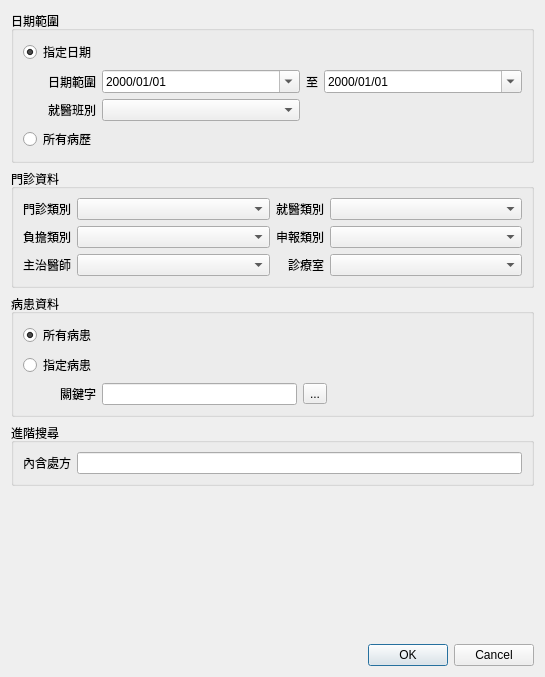
picacat/pyMedical, file ui/dialog_medical_record_list.ui: the form before one commit.
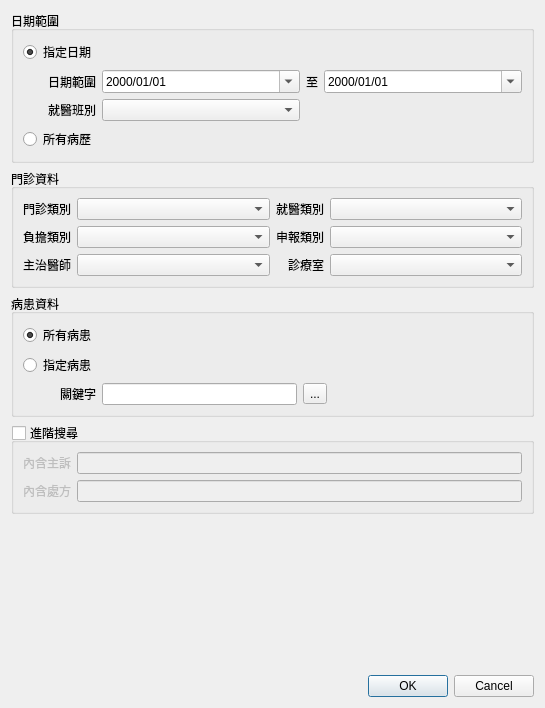
The form after the commit. Icons and pictures are not drawn.

Diff of the .ui file:
```diff
--- a/ui/dialog_medical_record_list.ui
+++ b/ui/dialog_medical_record_list.ui
@@ -10,7 +10,7 @@
     <x>0</x>
     <y>0</y>
     <width>545</width>
-    <height>677</height>
+    <height>708</height>
    </rect>
   </property>
   <property name="sizePolicy">
@@ -321,21 +321,40 @@
      <property name="flat">
       <bool>true</bool>
      </property>
+     <property name="checkable">
+      <bool>true</bool>
+     </property>
+     <property name="checked">
+      <bool>false</bool>
+     </property>
      <layout class="QGridLayout" name="gridLayout_4">
-      <item row="0" column="0">
-       <widget class="QLabel" name="label">
-        <property name="text">
-         <string>內含處方</string>
-        </property>
-       </widget>
-      </item>
-      <item row="0" column="1">
+      <property name="sizeConstraint">
+       <enum>QLayout::SetDefaultConstraint</enum>
+      </property>
+      <item row="1" column="1">
        <widget class="QLineEdit" name="lineEdit_medicine_name">
         <property name="clearButtonEnabled">
          <bool>true</bool>
         </property>
        </widget>
       </item>
+      <item row="1" column="0">
+       <widget class="QLabel" name="label">
+        <property name="text">
+         <string>內含處方</string>
+        </property>
+       </widget>
+      </item>
+      <item row="0" column="0">
+       <widget class="QLabel" name="label_2">
+        <property name="text">
+         <string>內含主訴</string>
+        </property>
+       </widget>
+      </item>
+      <item row="0" column="1">
+       <widget class="QLineEdit" name="lineEdit_symptom"/>
+      </item>
      </layout>
     </widget>
    </item>
```
Left out of the diff: 2 changed lines with no effect on the pictures.
